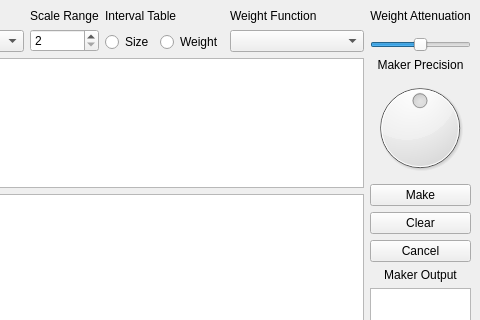
Before: the Qt Designer form Source/mainwindow.ui in tiltbyrne/Irregular-Tuning-Maker, drawn with Qt 5; both pictures show x 120 to 600 and y 0 to 320 of the 600 by 417 pixel window.
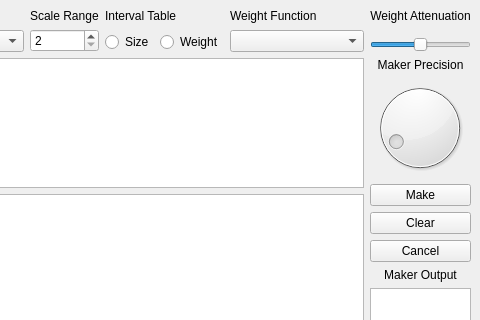
After: the same form once the commit is applied. Custom widgets are drawn as their Qt base class.

What changed in the file:
```diff
--- a/Source/mainwindow.ui
+++ b/Source/mainwindow.ui
@@ -61,10 +61,13 @@
              <enum>Qt::LayoutDirection::LeftToRight</enum>
             </property>
             <property name="maximum">
-             <number>100</number>
+             <number>1000</number>
             </property>
             <property name="value">
-             <number>50</number>
+             <number>100</number>
+            </property>
+            <property name="sliderPosition">
+             <number>100</number>
             </property>
             <property name="orientation">
              <enum>Qt::Orientation::Horizontal</enum>
```
Left out of the diff: 3 changed lines with no effect on the pictures.
